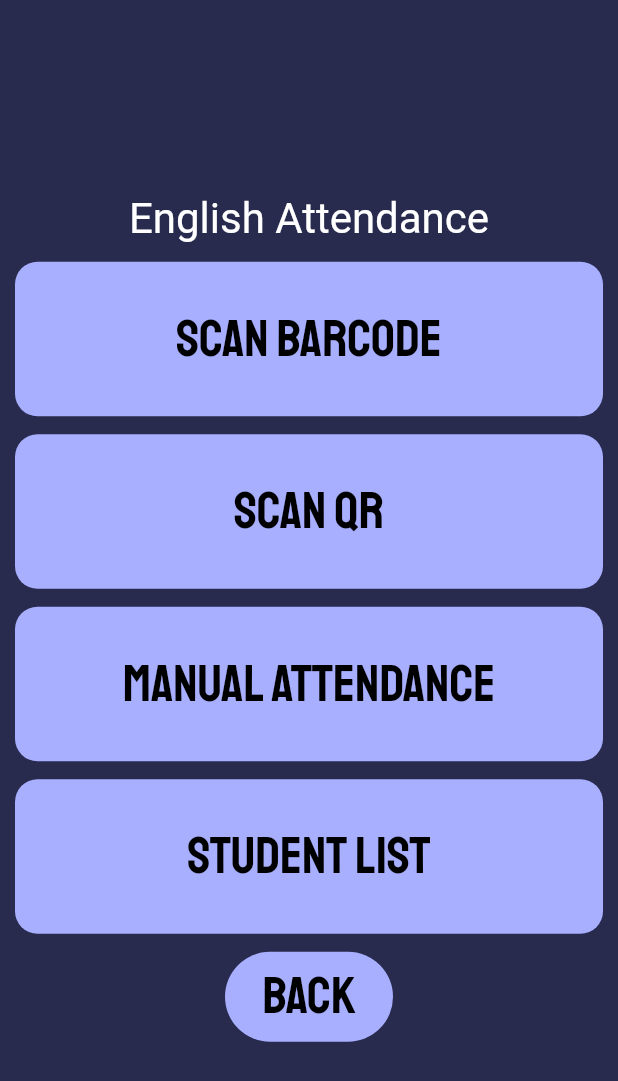
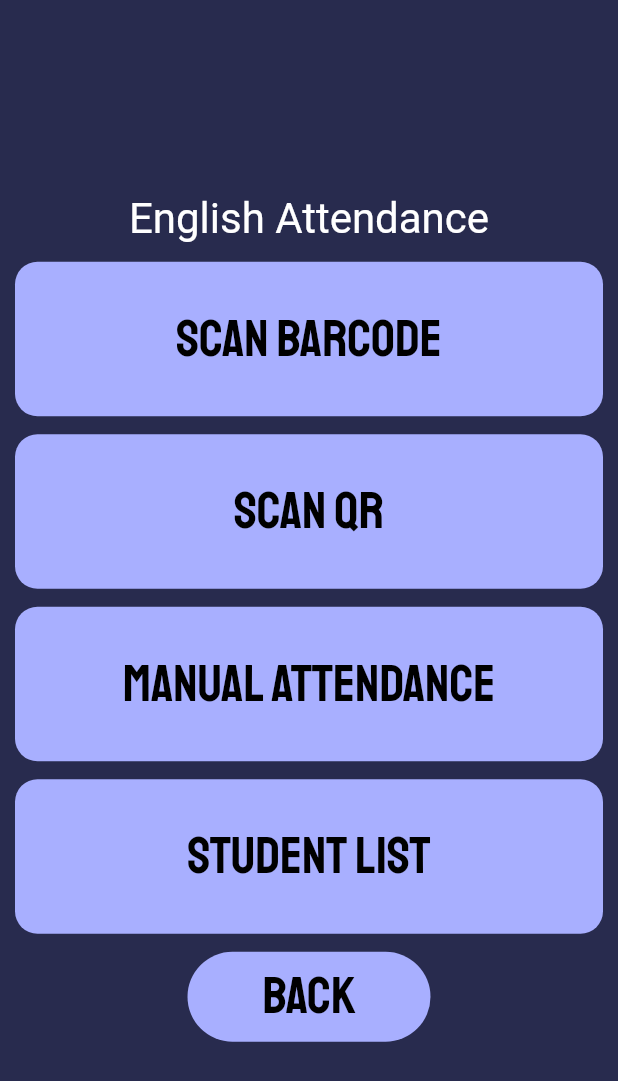
Before and after one commit to Shloktheboss142/Attendify, a Flutter app: the StudentAttendance screen opened directly, after a tap on "English", on a phone screen of 412 x 824 dp. Shown: the top 1081 px of the screen. Run offline on Flutter 3.47's test engine with Material 2 defaults, Android fonts, the phone set to English and light mode, and no system bars; our stand-ins replace cloud_firestore, firebase_auth, firebase_core, firebase_database, flutter_pw_validator, jiffy and 1 more; missing offline and left inert: mobile_scanner; accounts and stored records are empty; Roboto replaces fonts that are missing (Cairo-Regular).

Commit message:
changed sizes of back button

```diff
--- a/lib/home_screen.dart
+++ b/lib/home_screen.dart
@@ -497,7 +497,7 @@ class StudentAttendance extends StatelessWidget {
               style: ElevatedButton.styleFrom(
                   elevation: 0,
                   backgroundColor: const Color.fromARGB(255, 168, 175, 255),
-                  fixedSize: Size(MediaQuery.of(context).size.width - 200, 50),
+                  fixedSize: Size(MediaQuery.of(context).size.width - 250, 60),
                   shape: RoundedRectangleBorder(
                       borderRadius: BorderRadius.circular(30.0))),
               child: const Text('Back',
@@ -608,7 +608,7 @@ class EnglishAttendance extends StatelessWidget {
               style: ElevatedButton.styleFrom(
                   elevation: 0,
                   backgroundColor: const Color.fromARGB(255, 168, 175, 255),
-                  fixedSize: Size(MediaQuery.of(context).size.width - 300, 60),
+                  fixedSize: Size(MediaQuery.of(context).size.width - 250, 60),
                   shape: RoundedRectangleBorder(
                       borderRadius: BorderRadius.circular(30.0))),
               child: const Text('Back',
@@ -719,7 +719,7 @@ class MathAttendance extends StatelessWidget {
               style: ElevatedButton.styleFrom(
                   elevation: 0,
                   backgroundColor: const Color.fromARGB(255, 168, 175, 255),
-                  fixedSize: Size(MediaQuery.of(context).size.width - 300, 60),
+                  fixedSize: Size(MediaQuery.of(context).size.width - 250, 60),
                   shape: RoundedRectangleBorder(
                       borderRadius: BorderRadius.circular(30.0))),
               child: const Text('Back',
@@ -830,7 +830,7 @@ class ScienceAttendance extends StatelessWidget {
               style: ElevatedButton.styleFrom(
                   elevation: 0,
                   backgroundColor: const Color.fromARGB(255, 168, 175, 255),
-                  fixedSize: Size(MediaQuery.of(context).size.width - 300, 60),
+                  fixedSize: Size(MediaQuery.of(context).size.width - 250, 60),
                   shape: RoundedRectangleBorder(
                       borderRadius: BorderRadius.circular(30.0))),
               child: const Text('Back',
```
